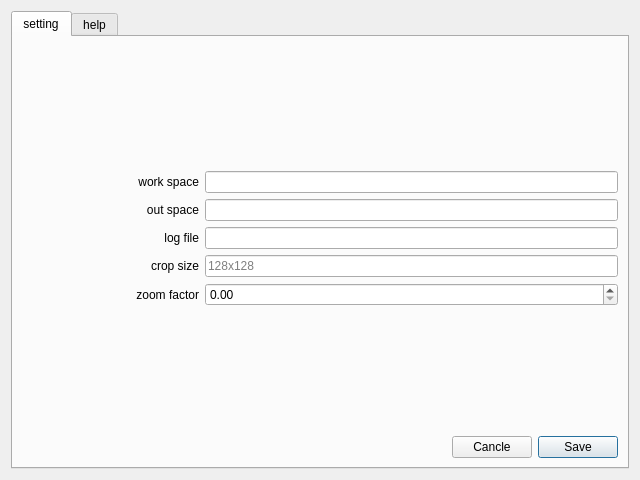
Old version of the form antstatusboard.ui in the repository grassFlamingo/AnotherAnt.
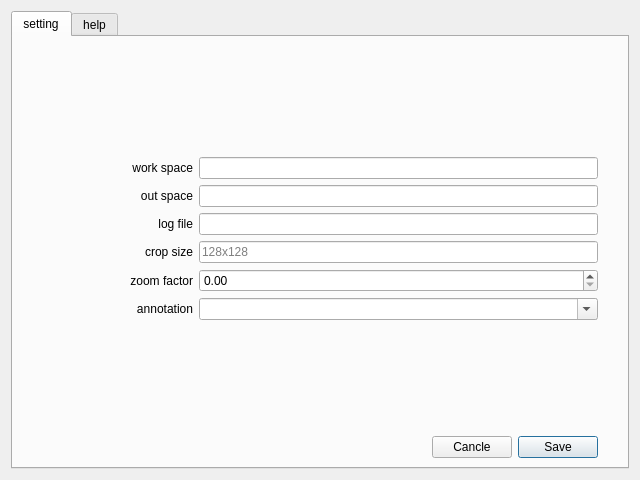
New version of the form. The open tabs and pages were chosen to show the change.

```diff
--- a/antstatusboard.ui
+++ b/antstatusboard.ui
@@ -40,7 +40,7 @@
          </property>
         </spacer>
        </item>
-       <item row="1" column="0" colspan="2">
+       <item row="1" column="0">
         <layout class="QHBoxLayout" name="horizontalLayoutwp" stretch="3,7">
          <item>
           <widget class="QLabel" name="workspaceLabel">
@@ -57,7 +57,7 @@
          </item>
         </layout>
        </item>
-       <item row="2" column="0" colspan="2">
+       <item row="2" column="0">
         <layout class="QHBoxLayout" name="horizontalLayoutos" stretch="3,7">
          <item>
           <widget class="QLabel" name="outspaceLabel">
@@ -74,7 +74,7 @@
          </item>
         </layout>
        </item>
-       <item row="3" column="0" colspan="2">
+       <item row="3" column="0">
         <layout class="QHBoxLayout" name="horizontalLayoutlf" stretch="3,7">
          <item>
           <widget class="QLabel" name="logfileLabel">
@@ -91,7 +91,7 @@
          </item>
         </layout>
        </item>
-       <item row="4" column="0" colspan="2">
+       <item row="4" column="0">
         <layout class="QHBoxLayout" name="horizontalLayoutcs" stretch="3,7">
          <item>
           <widget class="QLabel" name="cropsizeLabel">
@@ -112,7 +112,7 @@
          </item>
         </layout>
        </item>
-       <item row="5" column="0" colspan="2">
+       <item row="5" column="0">
         <layout class="QHBoxLayout" name="horizontalLayoutzf" stretch="3,7">
          <item>
           <widget class="QLabel" name="zoomfLabel">
@@ -129,7 +129,28 @@
          </item>
         </layout>
        </item>
-       <item row="6" column="1">
+       <item row="6" column="0">
+        <layout class="QHBoxLayout" name="horizontalLayoutann" stretch="3,7">
+         <item>
+          <widget class="QLabel" name="annLabel">
+           <property name="text">
+            <string>annotation</string>
+           </property>
+           <property name="alignment">
+            <set>Qt::AlignRight|Qt::AlignTrailing|Qt::AlignVCenter</set>
+           </property>
+          </widget>
+         </item>
+         <item>
+          <widget class="QComboBox" name="annBox">
+           <property name="editable">
+            <bool>true</bool>
+           </property>
+          </widget>
+         </item>
+        </layout>
+       </item>
+       <item row="7" column="1">
         <spacer name="verticalSpacer_2">
          <property name="orientation">
           <enum>Qt::Vertical</enum>
@@ -142,7 +163,7 @@
          </property>
         </spacer>
        </item>
-       <item row="7" column="0" colspan="2">
+       <item row="8" column="0">
         <layout class="QHBoxLayout" name="horizontalLayout" stretch="0,0,0">
          <item>
           <spacer name="horizontalSpacer">
```
Left out of the diff: 2 changed lines with no effect on the pictures.
